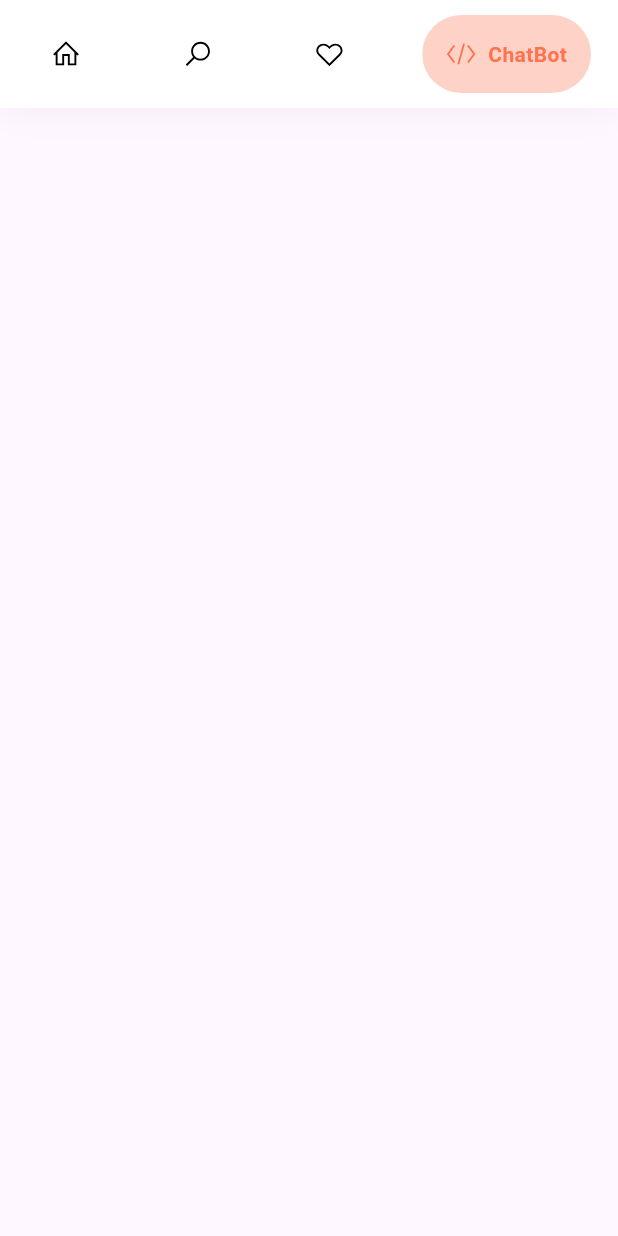
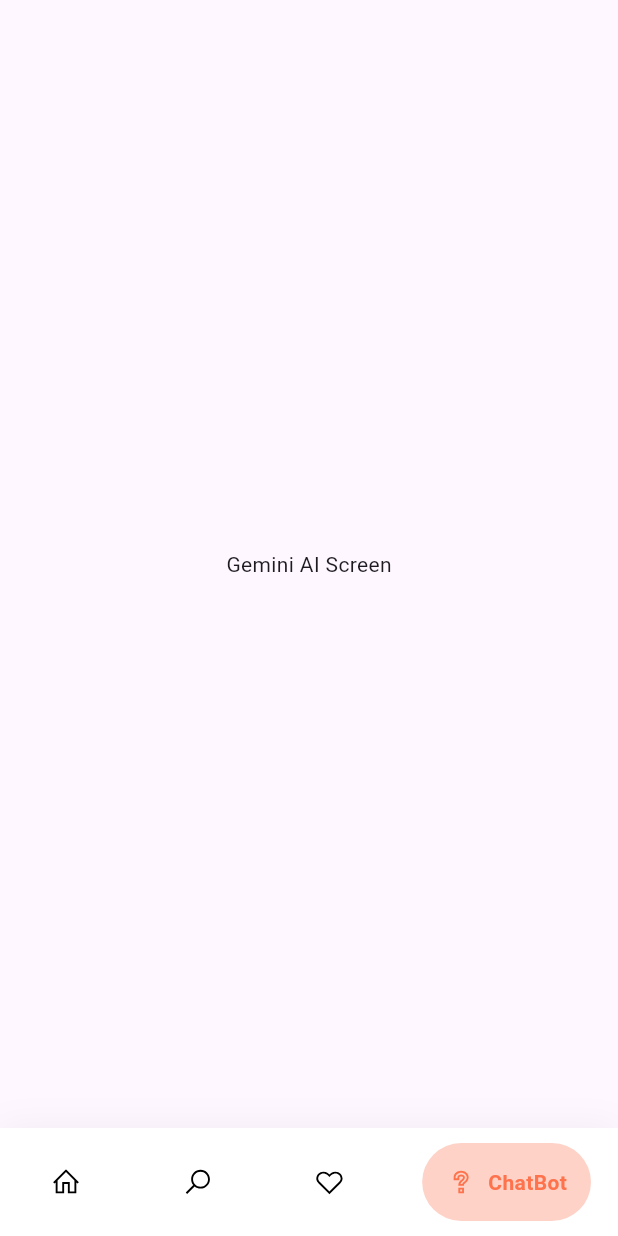
Before and after one commit to ffadhl/foodcompass, a Flutter app: the BottomNavBar screen opened directly, item 4 of the bottom bar chosen, on a phone screen of 412 x 824 dp. Run offline on Flutter 3.47's test engine with Material 3 defaults, Android fonts, the light colour scheme and no system bars; drawn by our look-alikes of google_nav_bar; our stand-ins replace google_fonts, line_icons.

Commit message:
Add favorite,gemini,search dan perbaikan pada bottom navigation bar

```diff
--- /dev/null
+++ b/foodcompass_application/lib/screens/gemini/gemini_ai_screen.dart
@@ -0,0 +1,19 @@
+import 'package:flutter/material.dart';
+
+class GeminiAiScreen extends StatefulWidget {
+  const GeminiAiScreen({super.key});
+
+  @override
+  State<GeminiAiScreen> createState() => _GeminiAiScreenState();
+}
+
+class _GeminiAiScreenState extends State<GeminiAiScreen> {
+  @override
+  Widget build(BuildContext context) {
+    return Scaffold(
+      body: const Center(
+        child: Text('Gemini AI Screen'),
+      ),
+    );
+  }
+}
--- a/foodcompass_application/lib/screens/home/home_screen.dart
+++ b/foodcompass_application/lib/screens/home/home_screen.dart
@@ -1,7 +1,6 @@
 import 'package:flutter/material.dart';
 import 'package:foodcompass_application/constants/color_constant.dart';
 import 'package:foodcompass_application/constants/text_style_constant.dart';
-import 'package:foodcompass_application/widgets/bottom_navigatior_widget.dart';
 
 class HomeScreen extends StatefulWidget {
   const HomeScreen({super.key});
@@ -55,7 +54,6 @@
           ),
         ),
       ),
-      bottomNavigationBar: const BottomNavBar(),
     );
   }
 }
--- a/foodcompass_application/lib/screens/welcome_screen/welcome_screen.dart
+++ b/foodcompass_application/lib/screens/welcome_screen/welcome_screen.dart
@@ -2,9 +2,9 @@
 import 'package:foodcompass_application/constants/color_constant.dart';
 import 'package:foodcompass_application/constants/image_constant.dart';
 import 'package:foodcompass_application/models/welcome_screen_model_widget.dart';
-import 'package:foodcompass_application/screens/home/home_screen.dart';
 import 'package:foodcompass_application/screens/welcome_screen/widget/welcome_screen_dot_widget.dart';
 import 'package:foodcompass_application/screens/welcome_screen/widget/welcome_screen_widget.dart';
+import 'package:foodcompass_application/widgets/bottom_navigatior_widget.dart';
 
 class WelcomeScreen extends StatefulWidget {
   const WelcomeScreen({super.key});
@@ -99,7 +99,7 @@
                           Navigator.of(context).pushReplacement(
                             MaterialPageRoute(
                               builder: (context) =>
-                                  const HomeScreen(),
+                                  const BottomNavBar(),
                             ),
                           );
                         }
--- a/foodcompass_application/lib/widgets/bottom_navigatior_widget.dart
+++ b/foodcompass_application/lib/widgets/bottom_navigatior_widget.dart
@@ -1,5 +1,9 @@
 import 'package:flutter/material.dart';
 import 'package:foodcompass_application/constants/color_constant.dart';
+import 'package:foodcompass_application/screens/favorite/favorite_screen.dart';
+import 'package:foodcompass_application/screens/gemini/gemini_ai_screen.dart';
+import 'package:foodcompass_application/screens/home/home_screen.dart';
+import 'package:foodcompass_application/screens/search/search_screen.dart';
 import 'package:google_nav_bar/google_nav_bar.dart';
 import 'package:line_icons/line_icons.dart';
 
@@ -13,28 +17,60 @@
 }
 
 class _BottomNavBarState extends State<BottomNavBar> {
+  int _currentIndex = 0;
+  late PageController _pageController;
+
+  final List<Widget> _widgetOptions = <Widget>[
+    const HomeScreen(),
+    const SearchScreen(),
+    const FavoriteScreen(),
+    const GeminiAiScreen(),
+  ];
+
+  @override
+  void initState() {
+    super.initState();
+    _pageController = PageController(initialPage: _currentIndex);
+  }
+
+  @override
+  void dispose() {
+    _pageController.dispose();
+    super.dispose();
+  }
+
   @override
   Widget build(BuildContext context) {
-    return Container(
+    return Scaffold(
+      body: PageView(
+        controller: _pageController,
+        onPageChanged: (index) {
+          setState(() {
+            _currentIndex = index;
+          });
+        },
+        children: _widgetOptions,
+      ),
+      bottomNavigationBar: Container(
         decoration: BoxDecoration(
           color: ColorConstant.colorWhite,
           boxShadow: [
             BoxShadow(
               blurRadius: 20,
               color: Colors.black.withOpacity(.05),
-          )
+            ),
           ],
         ),
-      child: const Padding(
-        padding: EdgeInsets.symmetric(horizontal: 18.0, vertical: 10.0),
+        child: Padding(
+          padding: const EdgeInsets.symmetric(horizontal: 18.0, vertical: 10.0),
           child: GNav(
             gap: 8.0,
-          duration: Duration(milliseconds: 900),
+            duration: const Duration(milliseconds: 900),
             activeColor: ColorConstant.colorOrange,
             tabBackgroundColor: ColorConstant.colorOrange20,
-          padding: EdgeInsets.all(16.0),
+            padding: const EdgeInsets.all(16.0),
             iconSize: 20,
-          tabs: [
+            tabs: const [
               GButton(
                 icon: LineIcons.home,
                 text: 'Home',
@@ -48,10 +84,18 @@
                 text: 'Favorite',
               ),
               GButton(
-              icon: LineIcons.code,
+                icon: LineIcons.question,
                 text: 'ChatBot',
               ),
             ],
+            selectedIndex: _currentIndex,
+            onTabChange: (index) {
+              setState(() {
+                _currentIndex = index;
+                _pageController.jumpToPage(index);
+              });
+            },
+          ),
         ),
       ),
     );
```
Also changed, not shown: foodcompass_application/lib/screens/favorite/favorite_screen.dart (added, +19 -0 lines), foodcompass_application/lib/screens/search/search_screen.dart (added, +19 -0 lines). Lines whose indentation alone changed are shown as unchanged.
